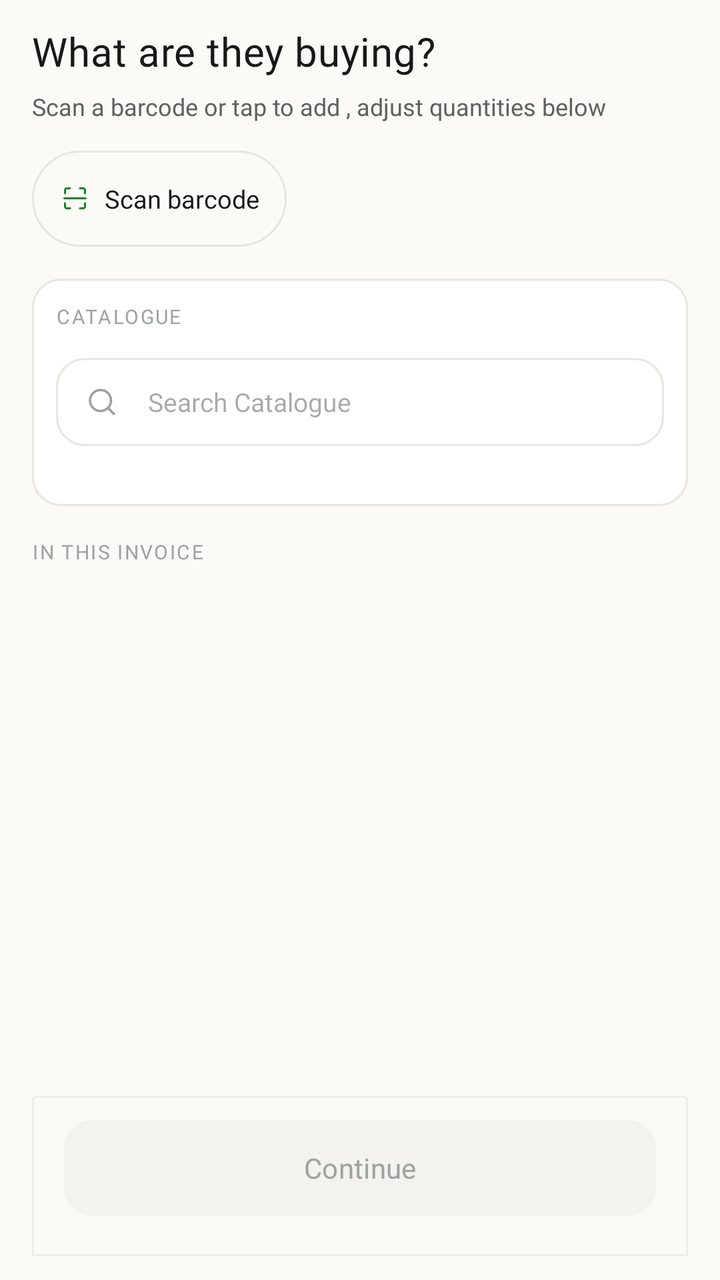
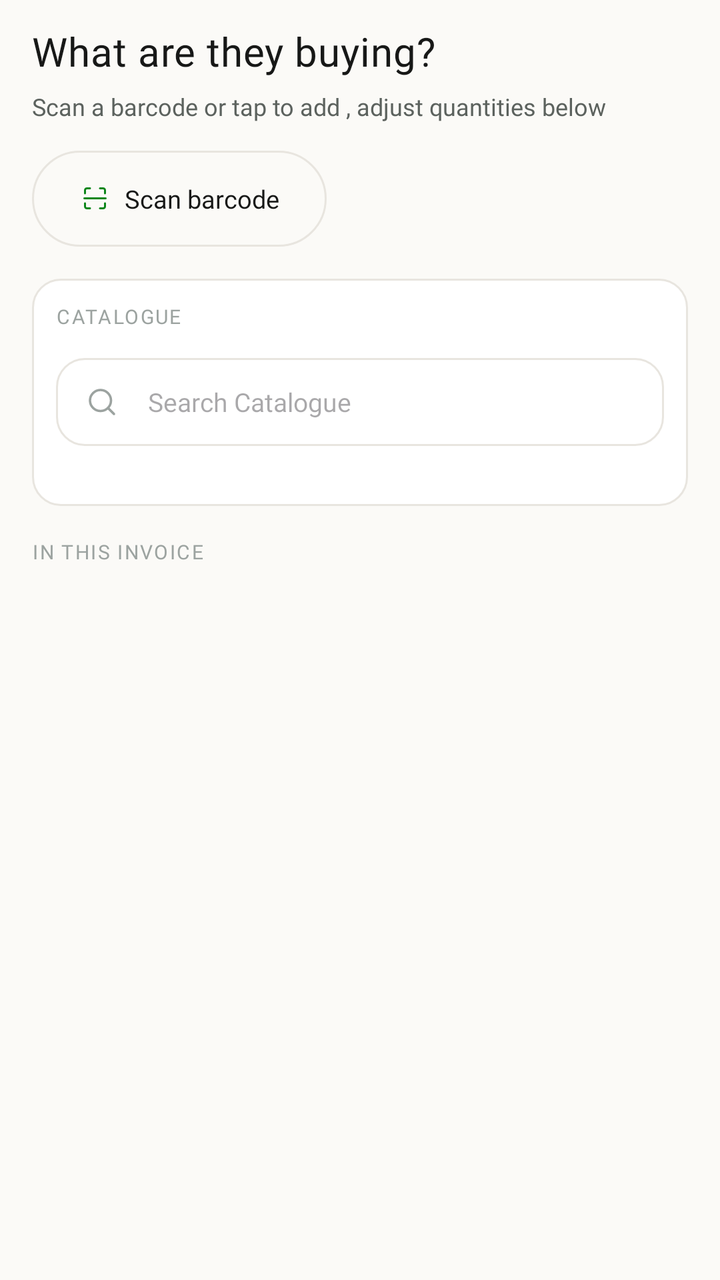

Before-and-after screenshots of an Android layout around one commit, followed by the original layout XML and the change that was made.
<!-- AndroidManifest.xml: application theme Theme.InvoiceGenerator -->
<!-- res/layout/fragment_newinvoice_select_item.xml -->
<?xml version="1.0" encoding="utf-8"?>
<androidx.constraintlayout.widget.ConstraintLayout xmlns:android="http://schemas.android.com/apk/res/android"
    xmlns:app="http://schemas.android.com/apk/res-auto"
    xmlns:tools="http://schemas.android.com/tools"
    android:layout_width="match_parent"
    android:layout_height="match_parent"
    android:paddingVertical="12dp"
    android:paddingHorizontal="16dp"
    android:background="@color/bg_cream">

    <TextView
        android:id="@+id/itemsHeading"
        android:layout_width="wrap_content"
        android:layout_height="wrap_content"
        android:text="What are they buying?"
        android:textColor="@color/btn_bg_dark"
        android:textSize="20sp"
        android:fontFamily="@font/inter_bold"
        android:letterSpacing="0.015"
        app:layout_constraintTop_toTopOf="parent"
        app:layout_constraintStart_toStartOf="parent"
        />

    <TextView
        android:id="@+id/selectItemsSubheading"
        android:layout_width="wrap_content"
        android:layout_height="wrap_content"
        android:textSize="12sp"
        android:textColor="@color/subheading_color_home"
        android:fontFamily="@font/inter"
        android:text="Scan a barcode or tap to add , adjust quantities below"
        app:layout_constraintTop_toBottomOf="@id/itemsHeading"
        android:layout_marginTop="6dp"
        app:layout_constraintStart_toStartOf="parent"
        />

    <com.google.android.material.button.MaterialButton
        android:id="@+id/scanBarcodeBtn"
        style="@style/Widget.MaterialComponents.Button.OutlinedButton"
        android:layout_width="wrap_content"
        android:layout_height="wrap_content"
        android:layout_marginBottom="16dp"
        android:layout_marginTop="14dp"
        android:text="Scan barcode"
        android:textSize="12.5sp"
        android:textAllCaps="false"
        android:textColor="#171817"
        android:fontFamily="@font/inter_semibold"
        android:letterSpacing="0"
        android:paddingHorizontal="14dp"
        android:paddingVertical="9dp"
        android:insetTop="0dp"
        android:insetBottom="0dp"
        app:icon="@drawable/ic_scan"
        app:iconTint="#0C861A"
        app:iconGravity="textStart"
        app:iconPadding="7dp"
        app:iconSize="15dp"
        app:strokeColor="#E8E5DF"
        app:strokeWidth="1dp"
        app:cornerRadius="999dp"
        app:backgroundTint="@android:color/transparent"
        app:layout_constraintTop_toBottomOf="@id/selectItemsSubheading"
        app:layout_constraintStart_toStartOf="parent" />

    <androidx.core.widget.NestedScrollView
        android:layout_width="match_parent"
        android:layout_height="0dp"
        android:layout_marginTop="16dp"
        app:layout_constraintTop_toBottomOf="@id/scanBarcodeBtn"
        app:layout_constraintStart_toStartOf="parent"
        app:layout_constraintEnd_toEndOf="parent"
        app:layout_constraintBottom_toTopOf="@id/invoice_action_button">
        <androidx.constraintlayout.widget.ConstraintLayout
            android:layout_width="match_parent"
            android:layout_height="match_parent">
            <androidx.constraintlayout.widget.ConstraintLayout
                android:id="@+id/catalogueSection"
                android:layout_width="match_parent"
                android:layout_height="wrap_content"
                app:layout_constraintStart_toStartOf="parent"
                app:layout_constraintEnd_toEndOf="parent"
                app:layout_constraintTop_toTopOf="parent"
                android:background="@drawable/bg_select_items_new_invoice"
                android:padding="12dp"
                android:clipChildren="false"
                android:clipToPadding="false"
                >
                <TextView
                    android:id="@+id/catalogueHeading"
                    android:layout_width="wrap_content"
                    android:layout_height="wrap_content"
                    android:text="CATALOGUE"
                    android:textSize="10sp"
                    android:textColor="#9CA3A0"
                    android:fontFamily="@font/inter_semibold"
                    android:letterSpacing="0.08"
                    app:layout_constraintStart_toStartOf="parent"
                    app:layout_constraintTop_toTopOf="parent"/>

                <androidx.constraintlayout.widget.ConstraintLayout
                    android:id="@+id/searchCatalogueSection"
                    android:layout_width="match_parent"
                    android:layout_height="44dp"
                    android:layout_marginTop="14dp"
                    app:layout_constraintTop_toBottomOf="@id/catalogueHeading"
                    app:layout_constraintStart_toStartOf="parent"
                    app:layout_constraintEnd_toEndOf="parent"
                    android:background="@drawable/search_invoice_bg"
                    >
                    <ImageView
                        android:id="@+id/searchIcon"
                        android:layout_width="18dp"
                        android:layout_height="18dp"
                        android:background="@drawable/ic_search"
                        android:layout_marginStart="14dp"
                        app:layout_constraintStart_toStartOf="parent"
                        app:layout_constraintBottom_toBottomOf="parent"
                        app:layout_constraintTop_toTopOf="parent"
                        />
                    <EditText
                        android:id="@+id/searchField"
                        android:layout_width="0dp"
                        android:layout_height="match_parent"
                        android:hint="Search Catalogue"
                        android:layout_marginStart="14dp"
                        app:layout_constraintStart_toEndOf="@id/searchIcon"
                        android:background="@null"
                        app:layout_constraintTop_toTopOf="parent"
                        app:layout_constraintBottom_toBottomOf="parent"
                        app:layout_constraintEnd_toEndOf="parent"
                        android:layout_marginEnd="32dp"
                        android:textSize="13sp"
                        android:textColor="@color/btn_bg_dark"
                        android:fontFamily="@font/inter_medium"
                        />

                </androidx.constraintlayout.widget.ConstraintLayout>
                <com.google.android.material.chip.ChipGroup
                    android:id="@+id/catalogueChipGroup"
                    android:layout_width="match_parent"
                    android:layout_height="wrap_content"
                    android:layout_marginTop="12dp"
                    android:paddingBottom="6dp"
                    app:layout_constraintStart_toStartOf="parent"
                    app:layout_constraintEnd_toEndOf="parent"
                    app:layout_constraintTop_toBottomOf="@id/searchCatalogueSection"
                    app:layout_constraintBottom_toBottomOf="parent"
                    app:singleSelection="false"
                    app:chipSpacingHorizontal="6dp"
                    app:chipSpacingVertical="-3dp"
                    android:clipChildren="false"
                    android:clipToPadding="false"
                    />
            </androidx.constraintlayout.widget.ConstraintLayout>

            <androidx.constraintlayout.widget.ConstraintLayout
                android:id="@+id/invoiceItemsSection"
                android:layout_width="match_parent"
                android:layout_height="wrap_content"
                android:layout_marginTop="16dp"
                app:layout_constraintStart_toStartOf="parent"
                app:layout_constraintEnd_toEndOf="parent"
                app:layout_constraintTop_toBottomOf="@id/catalogueSection"
                >
                <TextView
                    android:id="@+id/inThisInvoiceHeading"
                    android:layout_width="wrap_content"
                    android:layout_height="wrap_content"
                    android:text="IN THIS INVOICE"
                    android:textColor="#9CA3A0"
                    android:letterSpacing="0.08"
                    android:textSize="10sp"
                    android:fontFamily="@font/inter_semibold"
                    app:layout_constraintStart_toStartOf="parent"
                    app:layout_constraintTop_toTopOf="parent"
                    />
                <androidx.recyclerview.widget.RecyclerView
                    android:id="@+id/itemsInInvoiceRV"
                    android:layout_width="match_parent"
                    android:layout_height="wrap_content"
                    android:layout_marginTop="8dp"
                    app:layout_constraintTop_toBottomOf="@id/inThisInvoiceHeading"
                    app:layout_constraintStart_toStartOf="parent"
                    app:layout_constraintEnd_toEndOf="parent"
                    />
            </androidx.constraintlayout.widget.ConstraintLayout>

            <androidx.constraintlayout.widget.ConstraintLayout
                android:id="@+id/subtotalSection"
                android:layout_width="match_parent"
                android:layout_height="wrap_content"
                android:layout_marginTop="6dp"
                android:paddingVertical="10dp"
                android:visibility="gone"
                android:paddingHorizontal="12dp"
                app:layout_constraintTop_toBottomOf="@id/invoiceItemsSection"
                app:layout_constraintStart_toStartOf="parent"
                app:layout_constraintEnd_toEndOf="parent"
                >
                <TextView
                    android:layout_width="wrap_content"
                    android:layout_height="wrap_content"
                    android:text="Subtotal"
                    android:textSize="13sp"
                    android:fontFamily="@font/inter_semibold"
                    android:textColor="#5C625E"
                    app:layout_constraintTop_toTopOf="parent"
                    app:layout_constraintBottom_toBottomOf="parent"
                    app:layout_constraintStart_toStartOf="parent"
                    />
                <TextView
                    android:id="@+id/subtotalAmount"
                    android:layout_width="wrap_content"
                    android:layout_height="wrap_content"
                    android:text="PKR 26000"
                    android:textSize="13sp"
                    android:textColor="@color/btn_bg_dark"
                    android:fontFamily="@font/inter_semibold"
                    app:layout_constraintEnd_toEndOf="parent"
                    app:layout_constraintTop_toTopOf="parent"
                    app:layout_constraintBottom_toBottomOf="parent"
                    />

            </androidx.constraintlayout.widget.ConstraintLayout>


        </androidx.constraintlayout.widget.ConstraintLayout>

    </androidx.core.widget.NestedScrollView>

    <LinearLayout
        android:id="@+id/invoice_action_button"
        android:layout_width="match_parent"
        android:layout_height="wrap_content"
        android:background="@drawable/bg_action_button_invoice"
        app:layout_constraintBottom_toBottomOf="parent"
        app:layout_constraintStart_toStartOf="parent"
        app:layout_constraintEnd_toEndOf="parent"
        android:paddingTop="12dp"
        android:paddingHorizontal="16dp"
        android:paddingBottom="20dp">
        <Button
            android:foreground="@null"
            android:id="@+id/continueBtn"
            android:layout_width="match_parent"
            android:layout_height="wrap_content"
            android:background="@drawable/bg_continue_btn"
            app:backgroundTint="@null"
            android:enabled="false"
            android:text="Continue"
            android:textColor="@color/grey"
            android:textSize="14sp"
            android:fontFamily="@font/inter_semibold"
            />

    </LinearLayout>







</androidx.constraintlayout.widget.ConstraintLayout>
<!-- resources referenced by this layout -->
<resources>
  <color name="bg_cream">#FBFAF7</color>
  <color name="btn_bg_dark">#171817</color>
  <color name="grey">#9CA3A0</color>
  <color name="subheading_color_home">#5C625E</color>
  <!-- drawable bg_action_button_invoice (drawable) -->
  <?xml version="1.0" encoding="utf-8"?>
  <shape xmlns:android="http://schemas.android.com/apk/res/android"
      android:shape="rectangle">
      <corners android:topLeftRadius="1dp"
            android:topRightRadius="1dp"/>
      <stroke
          android:width="1dp"
          android:color="#EFEDE7"/>
  
  
  </shape>
  <!-- drawable bg_continue_btn (drawable) -->
  <shape xmlns:android="http://schemas.android.com/apk/res/android"
      android:shape="rectangle">
      <solid android:color="@color/greyish_white" />
      <corners android:radius="14dp" />
  </shape>
  <!-- drawable bg_select_items_new_invoice (drawable) -->
  <?xml version="1.0" encoding="utf-8"?>
  <shape xmlns:android="http://schemas.android.com/apk/res/android"
      android:shape="rectangle">
      <corners android:radius="14dp"/>
      <stroke android:width="1dp"
          android:color="#E8E5DF"
          />
      <solid
          android:color="#FFFFFF"/>
  
  </shape>
  <!-- drawable ic_search (drawable) -->
  <vector xmlns:android="http://schemas.android.com/apk/res/android"
      android:width="16dp"
      android:height="16dp"
      android:viewportWidth="24"
      android:viewportHeight="24">
  
      <path
          android:pathData="M11,4a7,7 0,1 1,0,14 7,7 0,0 1,0,-14Z"
          android:strokeColor="#9CA3A0"
          android:strokeWidth="1.6"
          android:strokeLineCap="round"
          android:strokeLineJoin="round" />
  
      <path
          android:pathData="M20,20l-4,-4"
          android:strokeColor="#9CA3A0"
          android:strokeWidth="1.6"
          android:strokeLineCap="round"
          android:strokeLineJoin="round" />
  
  </vector>
  <!-- drawable search_invoice_bg (drawable) -->
  <?xml version="1.0" encoding="utf-8"?>
  <shape xmlns:android="http://schemas.android.com/apk/res/android"
      android:shape="rectangle">
      <solid android:color="#FFFFFF"/>
      <stroke
          android:color="#E8E5DF"
          android:width="1dp"/>
      <corners android:radius="14dp"/>
  
  </shape>
  <style name="Theme.InvoiceGenerator" parent="Base.Theme.InvoiceGenerator" />
  <color name="greyish_white">#F4F2EE</color>
  <style name="Base.Theme.InvoiceGenerator" parent="Theme.Material3.DayNight.NoActionBar">
          <item name="android:navigationBarColor">@android:color/transparent</item>
          <item name="android:statusBarColor">@android:color/transparent</item>
          <item name="android:windowLightNavigationBar">true</item>
      </style>
  <!-- unchanged entries left out for length: 1 -->
</resources>

<!-- the commit's change to res/layout/fragment_newinvoice_select_item.xml (unified diff, before → after) -->
@@ -47,8 +47,7 @@
         android:textColor="#171817"
         android:fontFamily="@font/inter_semibold"
         android:letterSpacing="0"
-        android:paddingHorizontal="14dp"
-        android:paddingVertical="9dp"
+        android:paddingHorizontal="24dp"
         android:insetTop="0dp"
         android:insetBottom="0dp"
         app:icon="@drawable/ic_scan"
@@ -70,7 +69,7 @@
         app:layout_constraintTop_toBottomOf="@id/scanBarcodeBtn"
         app:layout_constraintStart_toStartOf="parent"
         app:layout_constraintEnd_toEndOf="parent"
-        app:layout_constraintBottom_toTopOf="@id/invoice_action_button">
+       >
         <androidx.constraintlayout.widget.ConstraintLayout
             android:layout_width="match_parent"
             android:layout_height="match_parent">
@@ -152,6 +151,23 @@
                     android:clipChildren="false"
                     android:clipToPadding="false"
                     />
+                <TextView
+                    android:id="@+id/noResultsTextView"
+                    android:layout_width="match_parent"
+                    android:layout_height="wrap_content"
+                    android:paddingTop="20dp"
+                    android:paddingBottom="16dp"
+                    android:gravity="end"
+                    android:visibility="gone"
+                    android:textSize="12sp"
+                    android:textColor="#5C625E"
+                    android:fontFamily="@font/inter_medium"
+                    android:text="No items match your search"
+                    app:layout_constraintStart_toStartOf="parent"
+                    app:layout_constraintEnd_toEndOf="parent"
+                    app:layout_constraintTop_toBottomOf="@id/searchCatalogueSection"
+                    app:layout_constraintBottom_toBottomOf="parent"
+                    />
             </androidx.constraintlayout.widget.ConstraintLayout>
 
             <androidx.constraintlayout.widget.ConstraintLayout
@@ -229,32 +245,7 @@
 
     </androidx.core.widget.NestedScrollView>
 
-    <LinearLayout
-        android:id="@+id/invoice_action_button"
-        android:layout_width="match_parent"
-        android:layout_height="wrap_content"
-        android:background="@drawable/bg_action_button_invoice"
-        app:layout_constraintBottom_toBottomOf="parent"
-        app:layout_constraintStart_toStartOf="parent"
-        app:layout_constraintEnd_toEndOf="parent"
-        android:paddingTop="12dp"
-        android:paddingHorizontal="16dp"
-        android:paddingBottom="20dp">
-        <Button
-            android:foreground="@null"
-            android:id="@+id/continueBtn"
-            android:layout_width="match_parent"
-            android:layout_height="wrap_content"
-            android:background="@drawable/bg_continue_btn"
-            app:backgroundTint="@null"
-            android:enabled="false"
-            android:text="Continue"
-            android:textColor="@color/grey"
-            android:textSize="14sp"
-            android:fontFamily="@font/inter_semibold"
-            />
-
-    </LinearLayout>
+
 
 
 
<!-- resource entries referenced after the edit -->
@@ -2,26 +2,7 @@
 <resources>
   <color name="bg_cream">#FBFAF7</color>
   <color name="btn_bg_dark">#171817</color>
-  <color name="grey">#9CA3A0</color>
   <color name="subheading_color_home">#5C625E</color>
-  <!-- drawable bg_action_button_invoice (drawable) -->
-  <?xml version="1.0" encoding="utf-8"?>
-  <shape xmlns:android="http://schemas.android.com/apk/res/android"
-      android:shape="rectangle">
-      <corners android:topLeftRadius="1dp"
-            android:topRightRadius="1dp"/>
-      <stroke
-          android:width="1dp"
-          android:color="#EFEDE7"/>
-  
-  
-  </shape>
-  <!-- drawable bg_continue_btn (drawable) -->
-  <shape xmlns:android="http://schemas.android.com/apk/res/android"
-      android:shape="rectangle">
-      <solid android:color="@color/greyish_white" />
-      <corners android:radius="14dp" />
-  </shape>
   <!-- drawable bg_select_items_new_invoice (drawable) -->
   <?xml version="1.0" encoding="utf-8"?>
   <shape xmlns:android="http://schemas.android.com/apk/res/android"
@@ -68,7 +49,6 @@
   
   </shape>
   <style name="Theme.InvoiceGenerator" parent="Base.Theme.InvoiceGenerator" />
-  <color name="greyish_white">#F4F2EE</color>
   <style name="Base.Theme.InvoiceGenerator" parent="Theme.Material3.DayNight.NoActionBar">
           <item name="android:navigationBarColor">@android:color/transparent</item>
           <item name="android:statusBarColor">@android:color/transparent</item>
